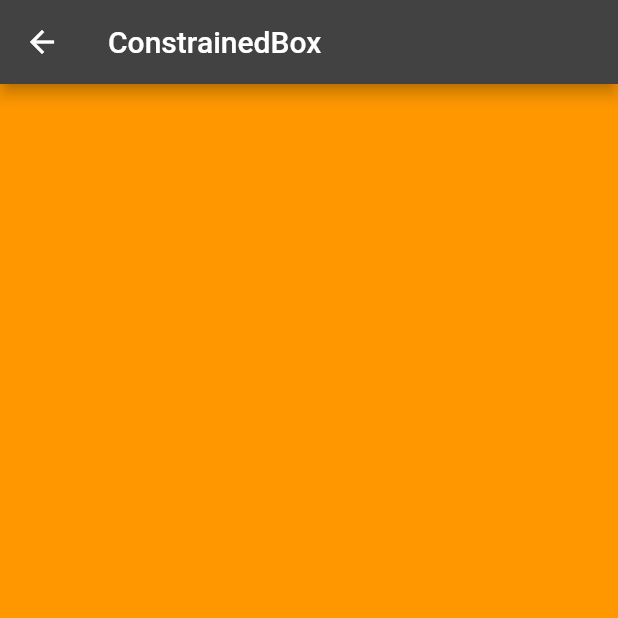
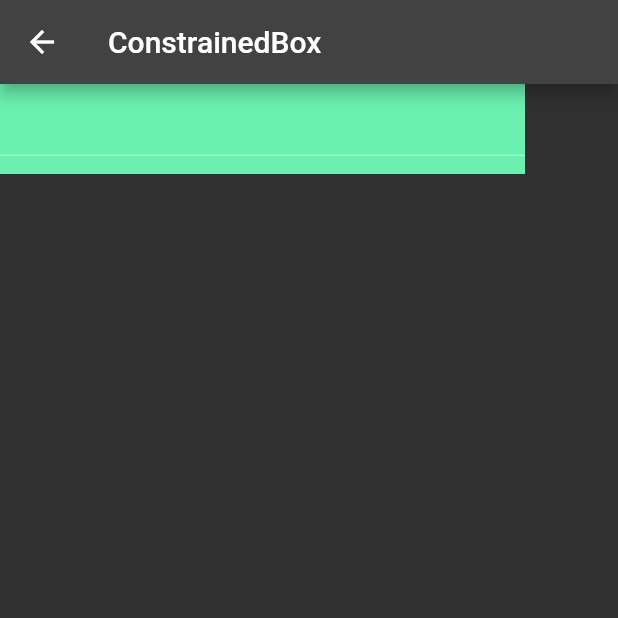
Before and after one commit to loaden/flutter-demo, a Flutter app: the ConstrainedBoxLayout screen opened by its route, on a phone screen of 412 x 824 dp, the top half of it. Run offline on Flutter 3.47's test engine with Material 2 defaults, Android fonts, the phone set to English and light mode, and no system bars.

Commit message:
修复父约束

```diff
--- a/lib/layout/constrained_box.dart
+++ b/lib/layout/constrained_box.dart
@@ -8,8 +8,13 @@ class ConstrainedBoxLayout extends StatelessWidget {
     return Scaffold(
       appBar: AppBar(title: const Text('ConstrainedBox')),
       body: ConstrainedBox(
-        constraints: const BoxConstraints(minHeight: 900, minWidth: 500),
-        child: Container(color: Colors.orange),
+        constraints: const BoxConstraints(minHeight: 30, maxHeight: 60),
+        child: Container(
+          color: Colors.greenAccent,
+          height: 100,
+          width: 350,
+          child: const TextField(),
+        ),
       ),
     );
   }
--- a/pubspec.yaml
+++ b/pubspec.yaml
@@ -19,7 +19,7 @@ publish_to: 'none' # Remove this line if you wish to publish to pub.dev
 version: 1.0.0+1
 
 environment:
-  sdk: '>=3.1.3 <4.0.0'
+  sdk: '>=3.1.2 <4.0.0'
 
 # Dependencies specify other packages that your package needs in order to work.
 # To automatically upgrade your package dependencies to the latest versions
```
Also changed, not shown: pubspec.lock, 1 other file.
